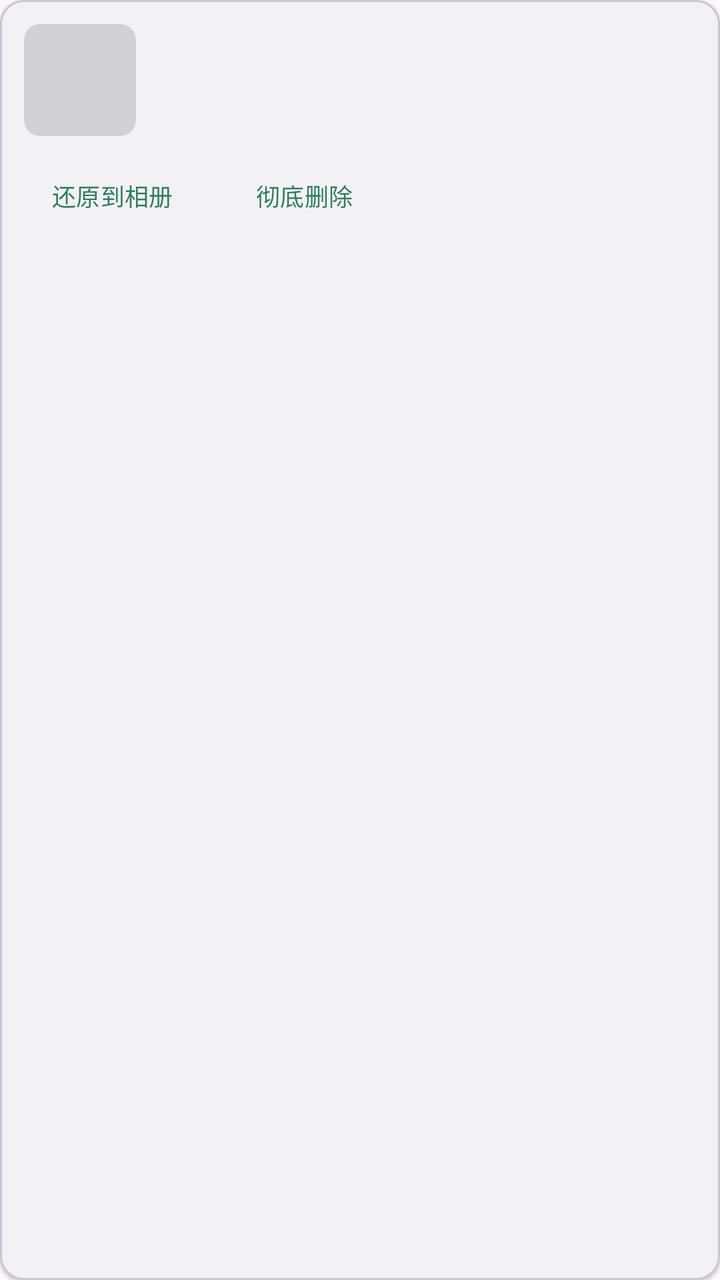
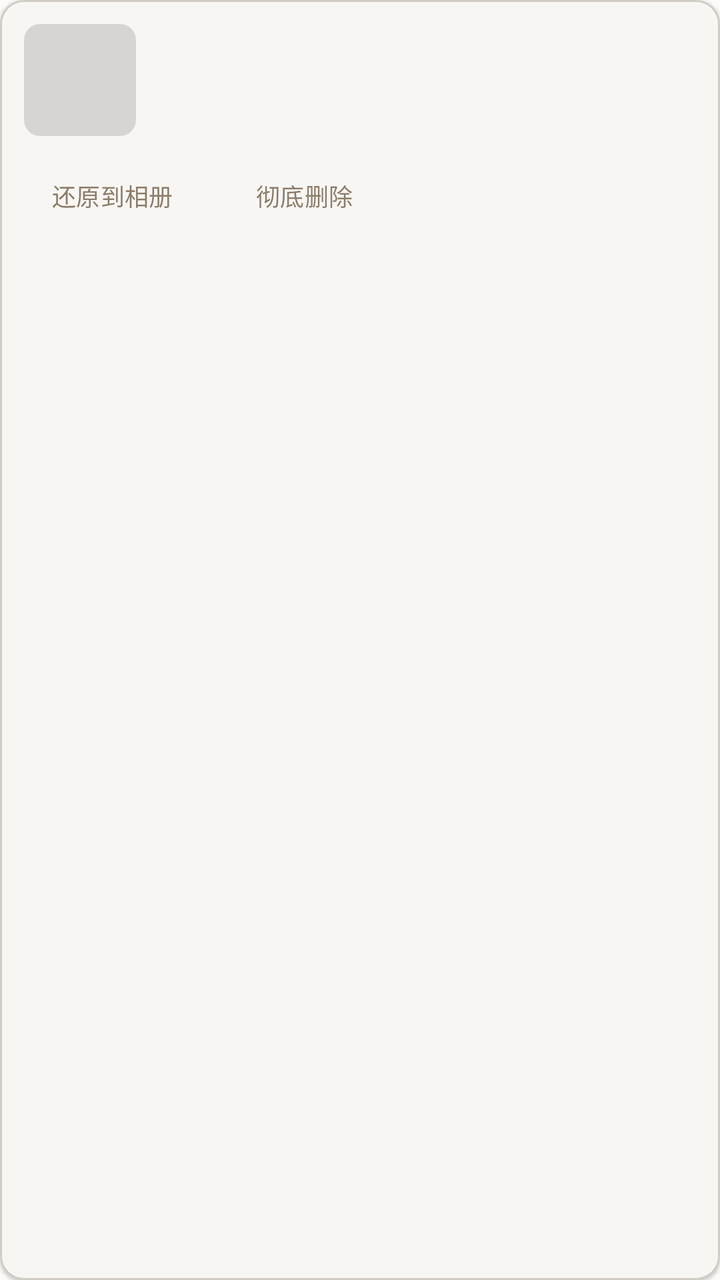

An Android layout rendered at two revisions. The XML below is the earlier revision; the diff shows what the commit changed to produce the second picture.
<!-- AndroidManifest.xml: application theme Theme.ScreenshotBye -->
<!-- res/layout/item_trash.xml -->
<?xml version="1.0" encoding="utf-8"?>
<com.google.android.material.card.MaterialCardView xmlns:android="http://schemas.android.com/apk/res/android"
    xmlns:app="http://schemas.android.com/apk/res-auto"
    android:layout_width="match_parent"
    android:layout_height="wrap_content"
    android:layout_marginTop="8dp"
    android:layout_marginBottom="8dp"
    app:cardElevation="1dp">

    <LinearLayout
        android:layout_width="match_parent"
        android:layout_height="wrap_content"
        android:orientation="vertical"
        android:padding="12dp">

        <LinearLayout
            android:layout_width="match_parent"
            android:layout_height="wrap_content"
            android:gravity="center_vertical"
            android:orientation="horizontal">

            <ImageView
                android:id="@+id/thumb"
                android:layout_width="56dp"
                android:layout_height="56dp"
                android:background="@drawable/thumb_placeholder"
                android:contentDescription="@string/trash_title"
                android:scaleType="centerCrop" />

            <LinearLayout
                android:layout_width="0dp"
                android:layout_height="wrap_content"
                android:layout_marginStart="12dp"
                android:layout_weight="1"
                android:orientation="vertical">

                <TextView
                    android:id="@+id/shotName"
                    android:layout_width="match_parent"
                    android:layout_height="wrap_content"
                    android:ellipsize="middle"
                    android:maxLines="2"
                    android:textSize="13sp"
                    android:textStyle="bold" />

                <TextView
                    android:id="@+id/shotMeta"
                    android:layout_width="match_parent"
                    android:layout_height="wrap_content"
                    android:layout_marginTop="2dp"
                    android:textColor="@color/muted"
                    android:textSize="11sp" />
            </LinearLayout>
        </LinearLayout>

        <LinearLayout
            android:layout_width="match_parent"
            android:layout_height="wrap_content"
            android:layout_marginTop="6dp"
            android:orientation="horizontal">

            <com.google.android.material.button.MaterialButton
                android:id="@+id/btnRestore"
                style="@style/Widget.Material3.Button.TextButton"
                android:layout_width="wrap_content"
                android:layout_height="wrap_content"
                android:text="@string/trash_restore"
                android:textSize="12sp" />

            <com.google.android.material.button.MaterialButton
                android:id="@+id/btnPurge"
                style="@style/Widget.Material3.Button.TextButton"
                android:layout_width="wrap_content"
                android:layout_height="wrap_content"
                android:layout_marginStart="8dp"
                android:text="@string/trash_purge"
                android:textSize="12sp" />
        </LinearLayout>
    </LinearLayout>
</com.google.android.material.card.MaterialCardView>
<!-- resources referenced by this layout -->
<resources>
  <color name="muted">#5C6355</color>
  <style name="Theme.ScreenshotBye" parent="Theme.Material3.DayNight.NoActionBar">
          <item name="colorPrimary">@color/seed</item>
          <item name="android:statusBarColor">?attr/colorSurface</item>
          <item name="android:windowLightStatusBar" tools:targetApi="m">true</item>
      </style>
  <color name="seed">#2E7D5B</color>
  <!-- unchanged entries left out for length: 4 -->
</resources>

<!-- the commit's change to res/layout/item_trash.xml (unified diff, before → after) -->
@@ -48,7 +48,7 @@
                     android:layout_width="match_parent"
                     android:layout_height="wrap_content"
                     android:layout_marginTop="2dp"
-                    android:textColor="@color/muted"
+                    android:textColor="?attr/colorOnSurfaceVariant"
                     android:textSize="11sp" />
             </LinearLayout>
         </LinearLayout>
<!-- resource entries referenced after the edit -->
@@ -1,12 +1,83 @@
 <!-- resources referenced by this layout -->
 <resources>
-  <color name="muted">#5C6355</color>
-  <style name="Theme.ScreenshotBye" parent="Theme.Material3.DayNight.NoActionBar">
-          <item name="colorPrimary">@color/seed</item>
+  <style name="Theme.ScreenshotBye" parent="Theme.ScreenshotBye.Beige" />
+  <style name="Theme.ScreenshotBye.Beige" parent="Theme.ScreenshotBye.Base">
+          <item name="colorPrimary">@color/beige_primary</item>
+          <item name="colorOnPrimary">@color/beige_onPrimary</item>
+          <item name="colorPrimaryContainer">@color/beige_primaryContainer</item>
+          <item name="colorOnPrimaryContainer">@color/beige_onPrimaryContainer</item>
+          <item name="colorSecondary">@color/beige_secondary</item>
+          <item name="colorOnSecondary">@color/beige_onSecondary</item>
+          <item name="colorSecondaryContainer">@color/beige_secondaryContainer</item>
+          <item name="colorOnSecondaryContainer">@color/beige_onSecondaryContainer</item>
+          <item name="colorTertiary">@color/beige_tertiary</item>
+          <item name="colorOnTertiary">@color/beige_onTertiary</item>
+          <item name="colorTertiaryContainer">@color/beige_tertiaryContainer</item>
+          <item name="colorOnTertiaryContainer">@color/beige_onTertiaryContainer</item>
+          <item name="colorError">@color/beige_error</item>
+          <item name="colorOnError">@color/beige_onError</item>
+          <item name="colorErrorContainer">@color/beige_errorContainer</item>
+          <item name="colorOnErrorContainer">@color/beige_onErrorContainer</item>
+          <item name="android:colorBackground">@color/beige_background</item>
+          <item name="colorOnBackground">@color/beige_onBackground</item>
+          <item name="colorSurface">@color/beige_surface</item>
+          <item name="colorOnSurface">@color/beige_onSurface</item>
+          <item name="colorSurfaceVariant">@color/beige_surfaceVariant</item>
+          <item name="colorOnSurfaceVariant">@color/beige_onSurfaceVariant</item>
+          <item name="colorSurfaceContainerLowest">@color/beige_surfaceContainerLowest</item>
+          <item name="colorSurfaceContainerLow">@color/beige_surfaceContainerLow</item>
+          <item name="colorSurfaceContainer">@color/beige_surfaceContainer</item>
+          <item name="colorSurfaceContainerHigh">@color/beige_surfaceContainerHigh</item>
+          <item name="colorSurfaceContainerHighest">@color/beige_surfaceContainerHighest</item>
+          <item name="colorSurfaceBright">@color/beige_surfaceBright</item>
+          <item name="colorSurfaceDim">@color/beige_surfaceDim</item>
+          <item name="colorSurfaceInverse">@color/beige_inverseSurface</item>
+          <item name="colorOnSurfaceInverse">@color/beige_inverseOnSurface</item>
+          <item name="colorPrimaryInverse">@color/beige_inversePrimary</item>
+          <item name="colorOutline">@color/beige_outline</item>
+          <item name="colorOutlineVariant">@color/beige_outlineVariant</item>
+      </style>
+  <style name="Theme.ScreenshotBye.Base" parent="Theme.Material3.DayNight.NoActionBar">
           <item name="android:statusBarColor">?attr/colorSurface</item>
-          <item name="android:windowLightStatusBar" tools:targetApi="m">true</item>
+          <item name="android:navigationBarColor">?attr/colorSurface</item>
+          <item name="android:windowLightStatusBar">@bool/light_status_bar</item>
+          <item name="android:windowLightNavigationBar" tools:targetApi="o_mr1">@bool/light_status_bar</item>
+          <item name="android:textColorLink">?attr/colorPrimary</item>
       </style>
-  <color name="seed">#2E7D5B</color>
+  <color name="beige_primary">#8B7D6B</color>
+  <color name="beige_onPrimary">#FFFFFF</color>
+  <color name="beige_primaryContainer">#EBE8E4</color>
+  <color name="beige_onPrimaryContainer">#61584B</color>
+  <color name="beige_secondary">#9B8E7D</color>
+  <color name="beige_onSecondary">#FFFFFF</color>
+  <color name="beige_secondaryContainer">#EDEBE6</color>
+  <color name="beige_onSecondaryContainer">#6C6358</color>
+  <color name="beige_tertiary">#A89B8A</color>
+  <color name="beige_onTertiary">#FFFFFF</color>
+  <color name="beige_tertiaryContainer">#EFEDE8</color>
+  <color name="beige_onTertiaryContainer">#766C61</color>
+  <color name="beige_error">#B89A8A</color>
+  <color name="beige_onError">#FFFFFF</color>
+  <color name="beige_errorContainer">#F2ECE8</color>
+  <color name="beige_onErrorContainer">#816C61</color>
+  <color name="beige_background">#FCFBF9</color>
+  <color name="beige_onBackground">#5C5247</color>
+  <color name="beige_surface">#FEFDFB</color>
+  <color name="beige_onSurface">#5C5247</color>
+  <color name="beige_surfaceVariant">#F2EEE8</color>
+  <color name="beige_onSurfaceVariant">#6E6558</color>
+  <color name="beige_surfaceContainerLowest">#FFFEFD</color>
+  <color name="beige_surfaceContainerLow">#FDFCFA</color>
+  <color name="beige_surfaceContainer">#FDFCFA</color>
+  <color name="beige_surfaceContainerHigh">#F8F5F1</color>
+  <color name="beige_surfaceContainerHighest">#F4F0EB</color>
+  <color name="beige_surfaceBright">#FDFCFA</color>
+  <color name="beige_surfaceDim">#CAC9C7</color>
+  <color name="beige_inverseSurface">#746B62</color>
+  <color name="beige_inverseOnSurface">#FEFEFD</color>
+  <color name="beige_inversePrimary">#B4AA9F</color>
+  <color name="beige_outline">#B5B0A8</color>
+  <color name="beige_outlineVariant">#D1CCC4</color>
   <!-- unchanged entries left out for length: 4 -->
 </resources>
 
